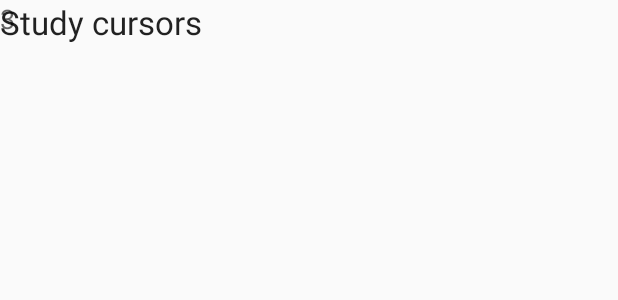
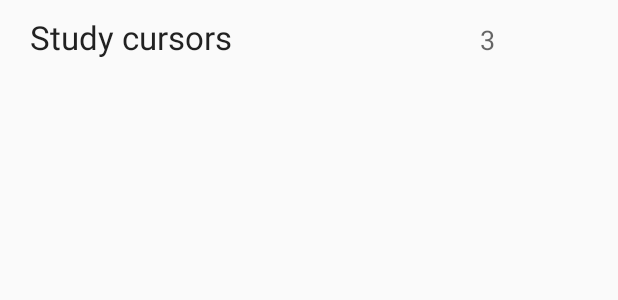
Before and after one commit to swagenseller/BudgetApp, an Android app: the layout cursor_row.xml on its own in the app's theme, with its tools: preview values and no code run, on a phone screen of 412 x 824 dp. Shown: the top 300 px of the screen. Run offline under Robolectric (Android 15) with nearby library versions, the phone set to English and light mode, and no system bars.

```diff
--- a/app/src/main/java/com/example/jeff/myapplication/MyCursorAdapter.java
+++ b/app/src/main/java/com/example/jeff/myapplication/MyCursorAdapter.java
@@ -33,9 +33,15 @@ public class MyCursorAdapter extends CursorAdapter {
         // Extract properties from cursor
         String name = cursor.getString(cursor.getColumnIndexOrThrow("Name"));
         String amount = cursor.getString(cursor.getColumnIndexOrThrow("Amount"));
+
         // Populate fields with extracted properties
         itemName.setText(name);
         itemAmount.setText(amount);
     }
+    public int getId(Cursor cursor) {
+        final int itemId = cursor.getInt(cursor.getColumnIndex("_id"));
+        return itemId;
+    }
+
 
 }
--- a/app/src/main/res/layout/cursor_row.xml
+++ b/app/src/main/res/layout/cursor_row.xml
@@ -1,19 +1,31 @@
 <?xml version="1.0" encoding="utf-8"?>
-<android.support.constraint.ConstraintLayout
-    xmlns:android="http://schemas.android.com/apk/res/android" android:layout_width="match_parent"
-    android:layout_height="match_parent">
+<LinearLayout xmlns:android="http://schemas.android.com/apk/res/android"
+    android:layout_width="match_parent"
+    android:layout_height="match_parent"
+    xmlns:tools="http://schemas.android.com/tools"
+    android:orientation="horizontal">
+
     <TextView
         android:id="@+id/rowName"
-        android:layout_width="wrap_content"
+        android:layout_width="300dp"
         android:layout_height="wrap_content"
+        android:layout_marginBottom="10dp"
+        android:layout_marginLeft="20dp"
+        android:layout_marginTop="10dp"
         android:text="Study cursors"
-        android:textAppearance="?android:attr/textAppearanceLarge" />
+        android:textAppearance="?android:attr/textAppearanceLarge"
+        tools:layout_editor_absoluteX="16dp"
+        tools:layout_editor_absoluteY="0dp" />
+
     <TextView
         android:id="@+id/rowAmount"
         android:layout_width="wrap_content"
         android:layout_height="wrap_content"
-        android:layout_marginLeft="10dp"
+        android:layout_marginBottom="10dp"
+        android:layout_marginTop="10dp"
         android:text="3"
-        android:textAppearance="?android:attr/textAppearanceMedium" />
+        android:textAppearance="?android:attr/textAppearanceMedium"
+        tools:layout_editor_absoluteX="314dp"
+        tools:layout_editor_absoluteY="0dp" />
 
-</android.support.constraint.ConstraintLayout>
+</LinearLayout>
```
Also changed, not shown: app/src/main/java/com/example/jeff/myapplication/DataBaseHelper.java (+4 -4 lines), app/src/main/java/com/example/jeff/myapplication/MainActivity.java (+27 -30 lines).
